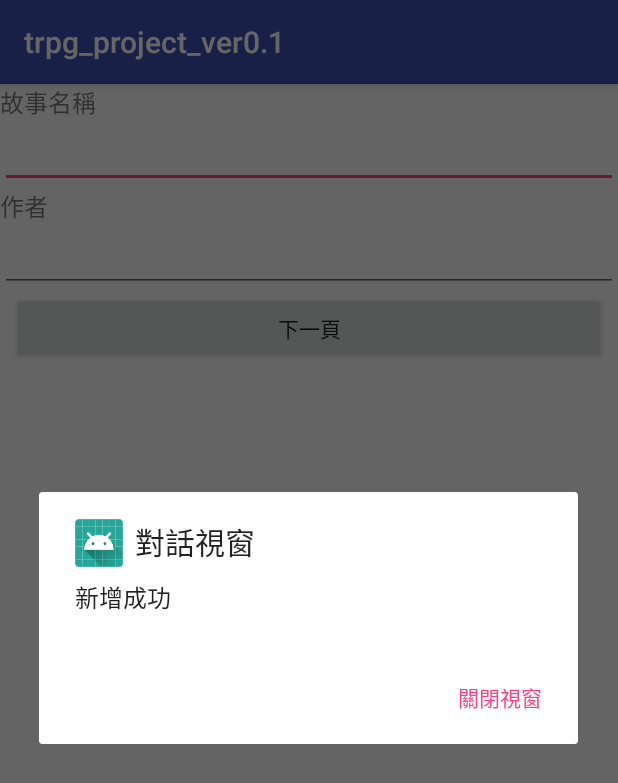
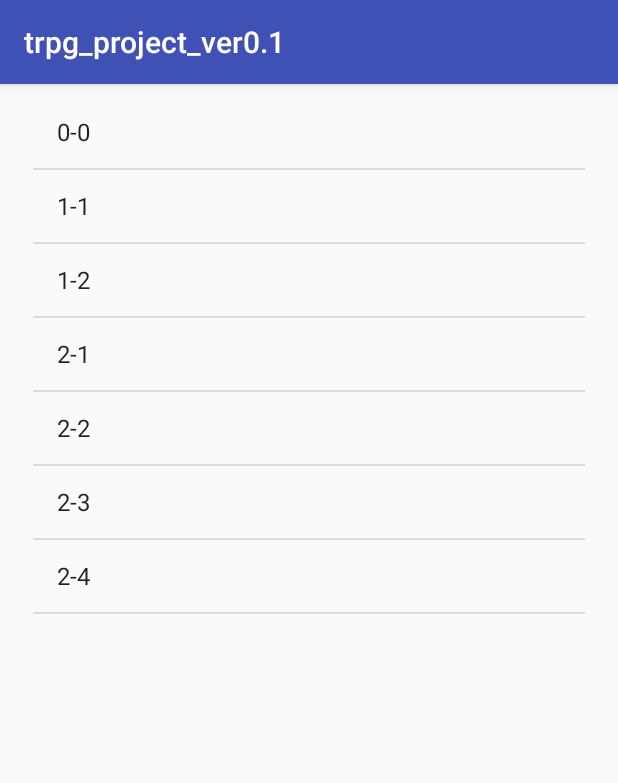
Before and after one commit to chin-cheng/trpg_project, an Android app: the CreateGameActivity screen opened directly, with no data from a screen before it, after a tap on "下一頁", on a phone screen of 412 x 824 dp. Shown: the top 783 px of the screen. Run offline under Robolectric (Android 15) with nearby library versions, the phone set to English and light mode, and no system bars; our stand-ins replace Firebase (no records; nobody signed in at launch, a user with empty details on screens opened directly).

Commit message:
1031 newest ver

```diff
--- a/app/src/main/AndroidManifest.xml
+++ b/app/src/main/AndroidManifest.xml
@@ -33,7 +33,9 @@
         <activity android:name=".RegisterActivity" />
         <activity android:name=".ProfileActivity" />
         <activity android:name=".PlayActivity" />
-        <activity android:name=".CreateGameActivity"></activity>
+        <activity android:name=".CreateGameActivity" />
+        <activity android:name=".AddBranchActivity" />
+        <activity android:name=".ChoiceChapterActivity"></activity>
     </application>
 
 </manifest>
--- /dev/null
+++ b/app/src/main/java/com/example/user/trpg_project_ver01/ChoiceChapterActivity.java
@@ -0,0 +1,94 @@
+package com.example.user.trpg_project_ver01;
+
+import android.content.Intent;
+import android.support.v7.app.AppCompatActivity;
+import android.os.Bundle;
+import android.util.Log;
+import android.view.View;
+import android.widget.AdapterView;
+import android.widget.ArrayAdapter;
+import android.widget.ListView;
+import android.widget.Toast;
+
+public class ChoiceChapterActivity extends AppCompatActivity {
+    private static final String TAG = "ChoiceChapterActivity";
+    ListView lv_showchapter;
+    String key="";
+    @Override
+    protected void onCreate(Bundle savedInstanceState) {
+        super.onCreate(savedInstanceState);
+        setContentView(R.layout.activity_choice_chapter);
+        lv_showchapter=findViewById(R.id.lv_showchapter);
+        String[]func={"0-0","1-1","1-2","2-1","2-2","2-3","2-4"};
+        Intent intent=this.getIntent();
+        Bundle bundle=intent.getExtras();
+        key=bundle.getString("key");
+        Toast.makeText(ChoiceChapterActivity.this, key, Toast.LENGTH_LONG).show();
+
+
+
+
+        ArrayAdapter adapter =new ArrayAdapter(this,android.R.layout.simple_list_item_1,func);
+        lv_showchapter.setAdapter(adapter);
+
+        lv_showchapter.setOnItemClickListener(new AdapterView.OnItemClickListener() {
+            @Override
+            public void onItemClick(AdapterView<?> parent, View view, int position, long id) {
+
+                Log.w("lv",position+"");
+                Intent intent=new Intent();
+                intent.setClass(ChoiceChapterActivity.this,AddBranchActivity.class);
+                Bundle bundle=new Bundle();
+                bundle.putString("key",key);
+
+                switch (position){
+                    case 0://0-0
+
+                        bundle.putInt("chapter",0);
+                        bundle.putInt("branch",0);
+
+                        break;
+                    case 1://1-1
+                        bundle.putInt("chapter",1);
+                        bundle.putInt("branch",1);
+                        break;
+
+                    case 2://1-2
+                        bundle.putInt("chapter",1);
+                        bundle.putInt("branch",2);
+                        break;
+
+                    case 3://2-1
+                        bundle.putInt("chapter",2);
+                        bundle.putInt("branch",1);
+                        break;
+
+                    case 4://2-2
+                        bundle.putInt("chapter",2);
+                        bundle.putInt("branch",2);
+                        break;
+
+                    case 5://2-3
+                        bundle.putInt("chapter",2);
+                        bundle.putInt("branch",3);
+                        break;
+
+                    case 6://2-4
+                        bundle.putInt("chapter",2);
+                        bundle.putInt("branch",4);
+                        break;
+
+                    default:
+                        Log.w("lv","error");
+                        break;
+
+
+                }
+
+                intent.putExtras(bundle);
+                startActivity(intent);
+                // Toast.makeText(MemberActivity.this,"第"+(position+1)+"條",Toast.LENGTH_SHORT).show();
+            }
+        });
+    }
+}
--- a/app/src/main/java/com/example/user/trpg_project_ver01/CreateGameActivity.java
+++ b/app/src/main/java/com/example/user/trpg_project_ver01/CreateGameActivity.java
@@ -1,6 +1,7 @@
 package com.example.user.trpg_project_ver01;
 
 import android.content.DialogInterface;
+import android.content.Intent;
 import android.os.Bundle;
 import android.support.v7.app.AlertDialog;
 import android.support.v7.app.AppCompatActivity;
@@ -9,43 +10,80 @@ import android.widget.EditText;
 import android.widget.Toast;
 
 import com.google.firebase.auth.FirebaseAuth;
+import com.google.firebase.auth.FirebaseUser;
 import com.google.firebase.database.DatabaseReference;
 import com.google.firebase.database.FirebaseDatabase;
 
-public class CreateGameActivity extends AppCompatActivity {
-    FirebaseAuth auth;
+import static java.lang.Thread.sleep;
+
+public class CreateGameActivity extends BaseActivity {
+   // FirebaseAuth auth;
+
     FirebaseAuth.AuthStateListener authListener;
     FirebaseDatabase db = FirebaseDatabase.getInstance();
-    DatabaseReference myRef = db.getReference("story");
+    DatabaseReference story = db.getReference("story");
     private String userUID;
-    EditText create_storyname;
-    EditText create_author;
+    EditText create_storyname,create_storyintro;
+    EditText create_style;
     String author="",style="",title="";
 
     @Override
     protected void onCreate(Bundle savedInstanceState) {
         super.onCreate(savedInstanceState);
         setContentView(R.layout.activity_create_game);
-         userUID= FirebaseAuth.getInstance().getCurrentUser().getUid();
+         userUID= getUid();
+       // auth= FirebaseAuth.getInstance();
         DatabaseReference userdata = FirebaseDatabase.getInstance().getReference("users/"+userUID+"");
+
         create_storyname=findViewById(R.id.create_storyname_edit);
-        create_author=findViewById(R.id.create_author_edit);
+        create_style=findViewById(R.id.create_style_edit);
+        create_storyintro=findViewById(R.id.create_storyintro_edit);
+
         Toast.makeText(CreateGameActivity.this, userUID, Toast.LENGTH_LONG).show();
+       // Toast.makeText(CreateGameActivity.this, "auth"+auth, Toast.LENGTH_LONG).show();
     }
-    public void nextpage(View v){
+    public void nextpage(View v) throws InterruptedException {
+
+        String key=story.push().getKey();
+
+        story.child(key).child("key").setValue(key);
+        story.child(key).child("author_uid").setValue(userUID);
+        story.child(key).child("style").setValue(create_style.getText().toString());
+        story.child(key).child("title").setValue(create_storyname.getText().toString());
+        story.child(key).child("storyintro").setValue(create_storyintro.getText().toString());
+
+        Toast.makeText(CreateGameActivity.this, key, Toast.LENGTH_LONG).show();
 
 
+        Intent intent = new Intent();
+        Bundle bundle=new Bundle();
+        bundle.putString("key",key);
+
+        intent.putExtras(bundle);
+        intent.setClass(CreateGameActivity.this, ChoiceChapterActivity.class);
+        startActivity(intent);
+
+/*
         myRef.child(create_storyname.getText().toString()).child("author").setValue(create_author.getText().toString());//寫入作者
-        new AlertDialog.Builder(this)
+*/
+        /*new AlertDialog.Builder(this)
                 .setTitle("對話視窗")
                 .setIcon(R.mipmap.ic_launcher)
                 .setMessage("新增成功")//設定顯示的文字
                 .setPositiveButton("關閉視窗",new DialogInterface.OnClickListener(){
                     @Override
                     public void onClick(DialogInterface dialog, int which) {
-                        finish();
+                       // finish();
                     }
                 })//設定結束的子視窗
-                .show();//呈現對話視窗
+                .show();//呈現對話視窗*/
+
+
+    }
+    @Override
+    protected void onStart() {
+        super.onStart();
+      //  FirebaseUser currentUser = auth.getCurrentUser();
+        //updateUI(currentUser);
     }
 }
--- a/app/src/main/java/com/example/user/trpg_project_ver01/post/Post.java
+++ b/app/src/main/java/com/example/user/trpg_project_ver01/models/Post.java
@@ -1,4 +1,4 @@
-package com.example.user.trpg_project_ver01.post;
+package com.example.user.trpg_project_ver01.models;
 
 import com.google.firebase.database.Exclude;
 import com.google.firebase.database.IgnoreExtraProperties;
--- a/app/src/main/java/com/example/user/trpg_project_ver01/post/Postoption.java
+++ b/app/src/main/java/com/example/user/trpg_project_ver01/models/Postoption.java
@@ -1,4 +1,4 @@
-package com.example.user.trpg_project_ver01.post;
+package com.example.user.trpg_project_ver01.models;
 import com.google.firebase.database.IgnoreExtraProperties;
 
 import java.util.HashMap;
--- a/app/src/main/java/com/example/user/trpg_project_ver01/post/Poststory.java
+++ b/app/src/main/java/com/example/user/trpg_project_ver01/models/Poststory.java
@@ -1,4 +1,4 @@
-package com.example.user.trpg_project_ver01.post;
+package com.example.user.trpg_project_ver01.models;
 
 import com.google.firebase.database.Exclude;
 import com.google.firebase.database.IgnoreExtraProperties;
--- a/app/src/main/java/com/example/user/trpg_project_ver01/post/user.java
+++ b/app/src/main/java/com/example/user/trpg_project_ver01/models/user.java
@@ -1,4 +1,4 @@
-package com.example.user.trpg_project_ver01.post;
+package com.example.user.trpg_project_ver01.models;
 
 import com.google.firebase.database.IgnoreExtraProperties;
 
--- /dev/null
+++ b/app/src/main/res/layout/activity_choice_chapter.xml
@@ -0,0 +1,19 @@
+<?xml version="1.0" encoding="utf-8"?>
+<android.support.constraint.ConstraintLayout xmlns:android="http://schemas.android.com/apk/res/android"
+    xmlns:app="http://schemas.android.com/apk/res-auto"
+    xmlns:tools="http://schemas.android.com/tools"
+    android:layout_width="match_parent"
+    android:layout_height="match_parent"
+    tools:context=".ChoiceChapterActivity">
+
+    <ListView
+        android:id="@+id/lv_showchapter"
+        android:layout_width="368dp"
+        android:layout_height="495dp"
+        android:layout_marginStart="8dp"
+        android:layout_marginTop="8dp"
+        android:layout_marginEnd="8dp"
+        app:layout_constraintEnd_toEndOf="parent"
+        app:layout_constraintStart_toStartOf="parent"
+        app:layout_constraintTop_toTopOf="parent" />
+</android.support.constraint.ConstraintLayout>
--- a/app/src/main/res/layout/activity_register.xml
+++ b/app/src/main/res/layout/activity_register.xml
@@ -25,7 +25,7 @@
         android:layout_marginStart="8dp"
         android:layout_marginTop="8dp"
         android:ems="10"
-        android:hint="請使用gmail作為註冊信箱"
+        android:hint="請輸入email"
         android:inputType="textEmailAddress"
         app:layout_constraintStart_toStartOf="@+id/reg_mail"
         app:layout_constraintTop_toBottomOf="@+id/reg_mail" />
--- a/app/src/main/res/values/strings.xml
+++ b/app/src/main/res/values/strings.xml
@@ -30,6 +30,10 @@
     <string name="Role">Not assigned</string>
     <string name="method">Login Method</string>
     <string name="Choose">Choose Method</string>
+
+    <string name="heading_recent">Recent</string>
+    <string name="heading_my_posts">My Posts</string>
+    <string name="heading_my_top_posts">My Top Posts</string>
 
 
     <string name="about">TRPG非常重視會員的隱私權且遵循「個人資料保護法」之規定，因此制訂了隱私權保護政策，您可參考下列隱私權保護政策的內容。
```
Also changed, not shown: app/src/main/java/com/example/user/trpg_project_ver01/AddBranchActivity.java (added, +144 -0 lines), app/src/main/java/com/example/user/trpg_project_ver01/BaseActivity.java (added, +95 -0 lines), app/src/main/java/com/example/user/trpg_project_ver01/PlayActivity.java (+14 -9 lines), app/src/main/java/com/example/user/trpg_project_ver01/ProfileActivity.java (+8 -2 lines), app/src/main/res/layout/activity_add_branch.xml (added, +189 -0 lines), app/src/main/res/layout/activity_create_game.xml (+19 -3 lines).
